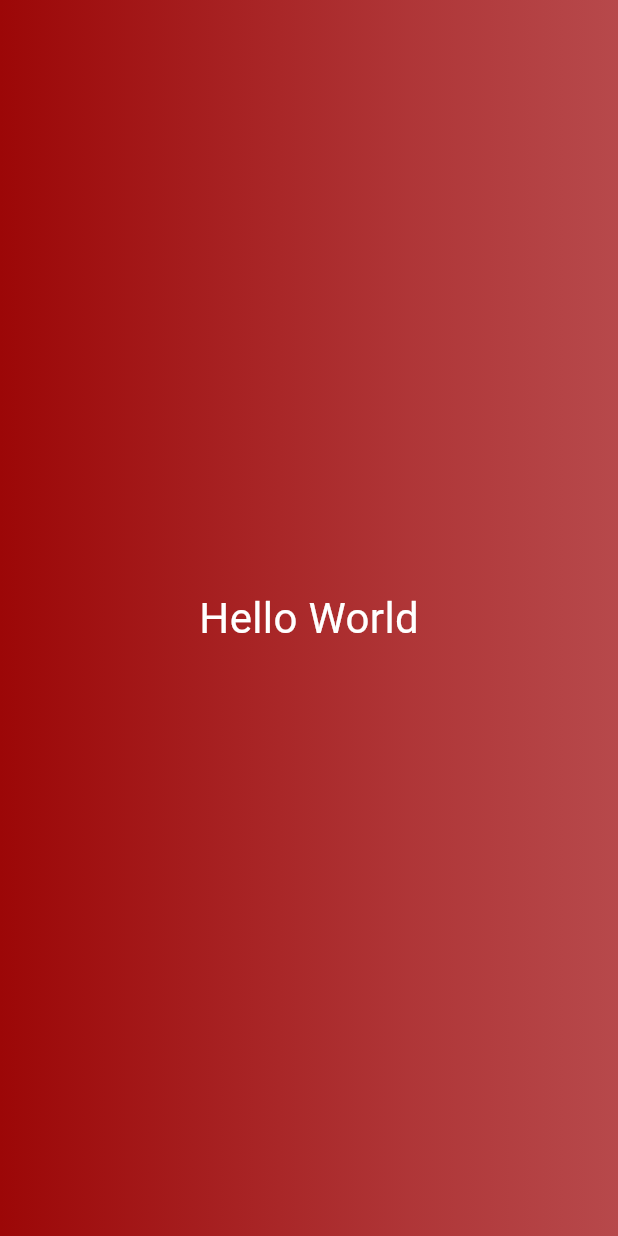
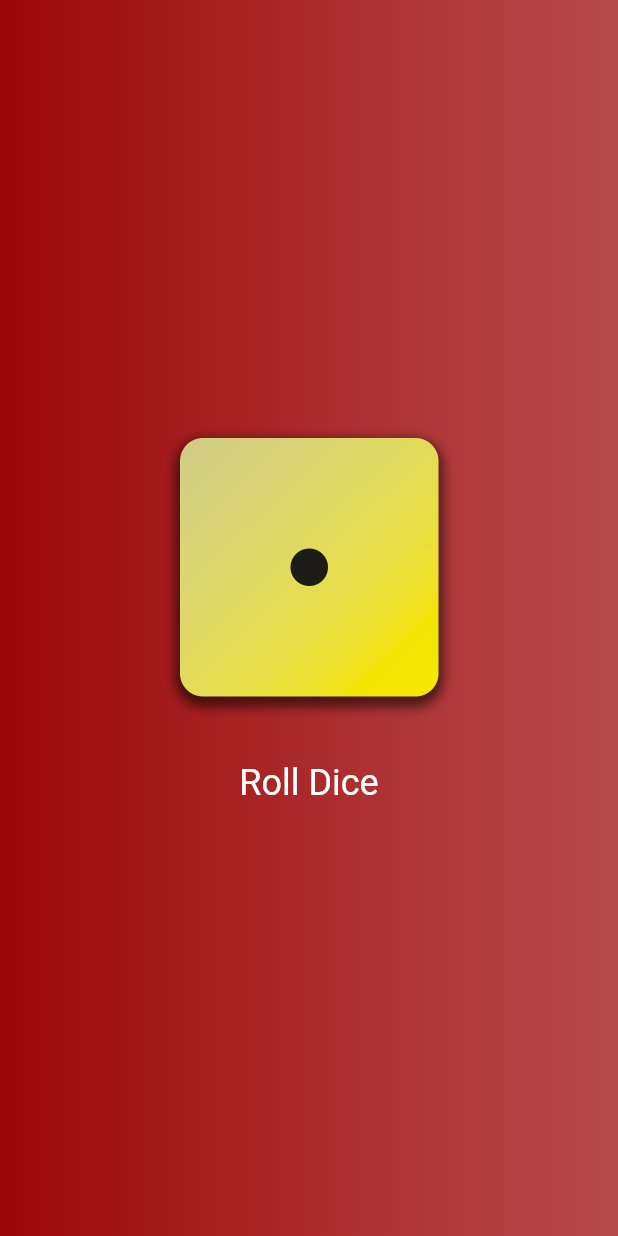
Before and after one commit to JasonWang1124/rolling_dice, a Flutter app: the screen it shows after launch, on a phone screen of 412 x 824 dp. Run offline on Flutter 3.47's test engine with Material 3 defaults, Android fonts, the phone set to English and light mode, and no system bars.

```diff
--- /dev/null
+++ b/lib/dice_roller.dart
@@ -0,0 +1,47 @@
+import 'dart:math';
+import 'package:flutter/material.dart';
+
+final randomizer = Random();
+
+class DiceRoller extends StatefulWidget {
+  const DiceRoller({super.key});
+
+  @override
+  State<DiceRoller> createState() => _DiceRollerState();
+}
+
+/// 有底線的命名表示私有方法
+class _DiceRollerState extends State<DiceRoller> {
+  // 這邊使用變數，因此這個組件就不能再宣告成const，加速渲染
+  int randomInt = 1;
+
+  void rollDice() {
+    setState(
+      () {
+        randomInt = randomizer.nextInt(6) + 1;
+      },
+    );
+  }
+
+  @override
+  Widget build(context) {
+    return Column(
+      mainAxisSize: MainAxisSize.min,
+      children: [
+        Image.asset(
+          'assets/images/dice-$randomInt.png',
+          width: 200,
+        ),
+        const SizedBox(height: 20),
+        TextButton(
+          onPressed: rollDice,
+          style: TextButton.styleFrom(
+            foregroundColor: Colors.white,
+            textStyle: const TextStyle(fontSize: 24),
+          ),
+          child: const Text('Roll Dice'),
+        )
+      ],
+    );
+  }
+}
--- /dev/null
+++ b/lib/gradient_container.dart
@@ -0,0 +1,33 @@
+import 'package:flutter/material.dart';
+import 'package:rolling_dice/dice_roller.dart';
+
+/// 自定義組件
+/// StatefulWidget會自動在背後運行，這個組件裡面有可能會變化的內容
+/// 因此選擇使用StatefulWidget
+class GradientContainer extends StatelessWidget {
+  const GradientContainer({super.key, required this.colors});
+
+  const GradientContainer.red({super.key})
+      : colors = const [
+          Color.fromARGB(255, 156, 7, 7),
+          Color.fromARGB(230, 156, 7, 7),
+          Color.fromARGB(205, 156, 7, 7),
+          Color.fromARGB(185, 156, 7, 7),
+        ];
+
+  final List<Color> colors;
+
+  @override
+  Widget build(context) {
+    return Container(
+      decoration: BoxDecoration(
+        gradient: LinearGradient(
+          colors: colors,
+        ),
+      ),
+      child: const Center(
+        child: DiceRoller(),
+      ),
+    );
+  }
+}
--- a/lib/main.dart
+++ b/lib/main.dart
@@ -1,42 +1,12 @@
 import 'package:flutter/material.dart';
+import 'package:rolling_dice/gradient_container.dart';
 
 void main() {
   runApp(
     const MaterialApp(
       home: Scaffold(
-        body: GradientContainer(),
+        body: GradientContainer.red(),
       ),
     ),
   );
 }
-
-/// 自定義縣性組件
-/// StatelessWidget會自動在背後運行
-class GradientContainer extends StatelessWidget {
-  const GradientContainer({super.key});
-
-  @override
-  Widget build(context) {
-    return Container(
-      decoration: const BoxDecoration(
-        gradient: LinearGradient(
-          colors: [
-            Color.fromARGB(255, 156, 7, 7),
-            Color.fromARGB(230, 156, 7, 7),
-            Color.fromARGB(205, 156, 7, 7),
-            Color.fromARGB(185, 156, 7, 7),
-          ],
-        ),
-      ),
-      child: const Center(
-        child: Text(
-          'Hello World',
-          style: TextStyle(
-            color: Colors.white,
-            fontSize: 28,
-          ),
-        ),
-      ),
-    );
-  }
-}
--- /dev/null
+++ b/lib/styled_text.dart
@@ -0,0 +1,19 @@
+import 'package:flutter/material.dart';
+
+/// 練習自定義文字組件，如果文字不會變化可以直接使用Widget回傳
+/// text: 要顯示的文字
+/// returns: 顯示文字的組件
+class StyledText extends StatelessWidget {
+  const StyledText({super.key});
+
+  @override
+  Widget build(context) {
+    return const Text(
+      "Hello World!",
+      style: const TextStyle(
+        color: Colors.white,
+        fontSize: 28,
+      ),
+    );
+  }
+}
```
Also changed, not shown: pubspec.yaml (+7 -3 lines), assets/images/dice-1.png (added), assets/images/dice-2.png (added), assets/images/dice-3.png (added), assets/images/dice-4.png (added), assets/images/dice-5.png (added), assets/images/dice-6.png (added).
